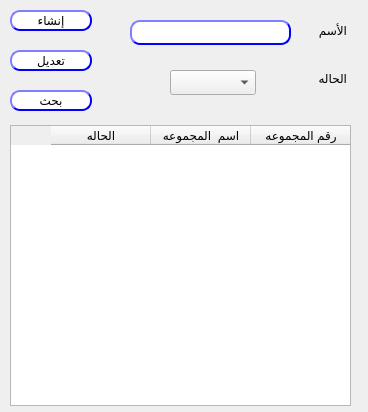
Old version of the form presentation/loyalty_ui/createModifyCustGp.ui in the repository shymaa123456/HyperPOS2020.
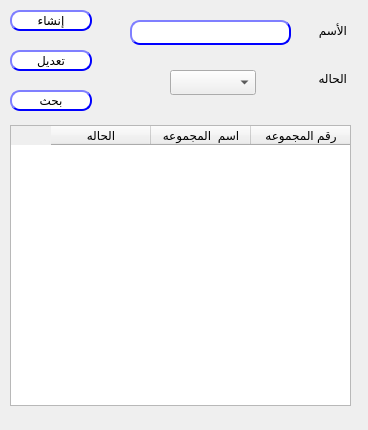
New version of the form.

The edit to the form file:
```diff
--- a/presentation/loyalty_ui/createModifyCustGp.ui
+++ b/presentation/loyalty_ui/createModifyCustGp.ui
@@ -7,7 +7,7 @@
     <x>0</x>
     <y>0</y>
     <width>368</width>
-    <height>412</height>
+    <height>430</height>
    </rect>
   </property>
   <property name="windowTitle">
```
Left out of the diff: 16 changed lines with no effect on the pictures.
